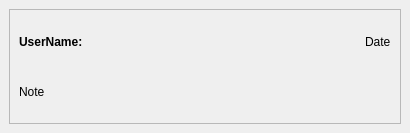
The window that pipe/task/NoteWidget.ui (skarone/PipeL) describes before a commit, drawn with Qt 5.
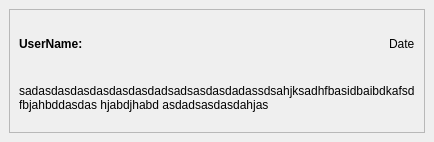
The same window after the commit.

```diff
--- a/pipe/task/NoteWidget.ui
+++ b/pipe/task/NoteWidget.ui
@@ -6,8 +6,8 @@
    <rect>
     <x>0</x>
     <y>0</y>
-    <width>410</width>
-    <height>133</height>
+    <width>395</width>
+    <height>142</height>
    </rect>
   </property>
   <property name="windowTitle">
@@ -62,7 +62,19 @@
        <item>
         <widget class="QLabel" name="note_lbl">
          <property name="text">
-          <string>Note</string>
+          <string>sadasdasdasdasdasdasdadsadsasdasdadassdsahjksadhfbasidbaibdkafsd fbjahbddasdas hjabdjhabd asdadsasdasdahjas</string>
+         </property>
+         <property name="scaledContents">
+          <bool>true</bool>
+         </property>
+         <property name="wordWrap">
+          <bool>true</bool>
+         </property>
+         <property name="openExternalLinks">
+          <bool>true</bool>
+         </property>
+         <property name="textInteractionFlags">
+          <set>Qt::LinksAccessibleByMouse|Qt::TextSelectableByMouse</set>
          </property>
         </widget>
        </item>
```
